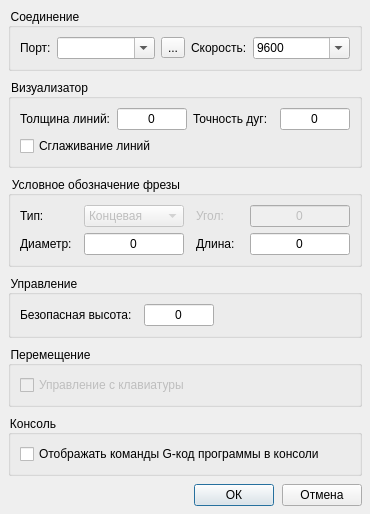
This is frmsettings.ui in Denvi/Candle as Qt 5 draws it before an edit. The edited form follows.
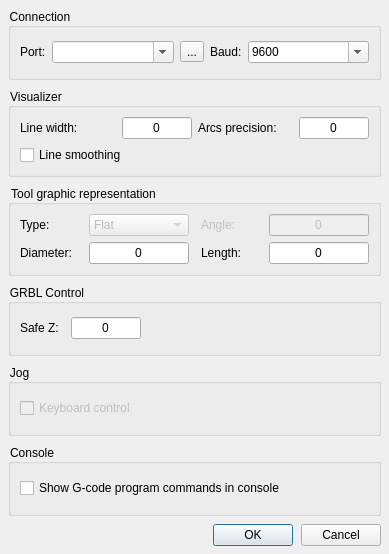
This is the edited form. Icons and pictures are not drawn.

What changed in the file:
```diff
--- a/frmsettings.ui
+++ b/frmsettings.ui
@@ -6,8 +6,8 @@
    <rect>
     <x>0</x>
     <y>0</y>
-    <width>370</width>
-    <height>467</height>
+    <width>389</width>
+    <height>554</height>
    </rect>
   </property>
   <property name="sizePolicy">
@@ -46,7 +46,7 @@
    <item>
     <widget class="QGroupBox" name="groupBox">
      <property name="title">
-      <string>Соединение</string>
+      <string>Connection</string>
      </property>
      <layout class="QVBoxLayout" name="verticalLayout">
       <item>
@@ -54,7 +54,7 @@
         <item>
          <widget class="QLabel" name="label">
           <property name="text">
-           <string>Порт:</string>
+           <string>Port:</string>
           </property>
          </widget>
         </item>
@@ -79,7 +79,7 @@
         <item>
          <widget class="QLabel" name="label_2">
           <property name="text">
-           <string>Скорость:</string>
+           <string>Baud:</string>
           </property>
          </widget>
         </item>
@@ -131,7 +131,7 @@
    <item>
     <widget class="QGroupBox" name="groupBox_5">
      <property name="title">
-      <string>Визуализатор</string>
+      <string>Visualizer</string>
      </property>
      <layout class="QVBoxLayout" name="verticalLayout_5">
       <item>
@@ -139,7 +139,7 @@
         <item>
          <widget class="QLabel" name="label_5">
           <property name="text">
-           <string>Толщина линий:</string>
+           <string>Line width:</string>
           </property>
          </widget>
         </item>
@@ -165,7 +165,7 @@
         <item>
          <widget class="QLabel" name="label_6">
           <property name="text">
-           <string>Точность дуг:</string>
+           <string>Arcs precision:</string>
           </property>
          </widget>
         </item>
@@ -195,7 +195,7 @@
       <item>
        <widget class="QCheckBox" name="chkAntialiasing">
         <property name="text">
-         <string>Сглаживание линий</string>
+         <string>Line smoothing</string>
         </property>
        </widget>
       </item>
@@ -205,7 +205,7 @@
    <item>
     <widget class="QGroupBox" name="groupBox_4">
      <property name="title">
-      <string>Условное обозначение фрезы</string>
+      <string>Tool graphic representation</string>
      </property>
      <layout class="QGridLayout" name="gridLayout">
       <property name="horizontalSpacing">
@@ -234,14 +234,14 @@
       <item row="0" column="0">
        <widget class="QLabel" name="label_3">
         <property name="text">
-         <string>Тип:</string>
+         <string>Type:</string>
         </property>
        </widget>
       </item>
       <item row="1" column="0">
        <widget class="QLabel" name="label_4">
         <property name="text">
-         <string>Диаметр:</string>
+         <string>Diameter:</string>
         </property>
        </widget>
       </item>
@@ -250,9 +250,15 @@
         <property name="enabled">
          <bool>false</bool>
         </property>
+        <property name="maximumSize">
+         <size>
+          <width>100</width>
+          <height>16777215</height>
+         </size>
+        </property>
         <item>
          <property name="text">
-          <string>Концевая</string>
+          <string>Flat</string>
          </property>
         </item>
         <item>
@@ -268,7 +274,7 @@
          <bool>false</bool>
         </property>
         <property name="text">
-         <string>Угол:</string>
+         <string>Angle:</string>
         </property>
        </widget>
       </item>
@@ -295,7 +301,7 @@
       <item row="1" column="4">
        <widget class="QLabel" name="lblToolLength">
         <property name="text">
-         <string>Длина:</string>
+         <string>Length:</string>
         </property>
        </widget>
       </item>
@@ -324,7 +330,7 @@
    <item>
     <widget class="QGroupBox" name="groupBox_6">
      <property name="title">
-      <string>Управление</string>
+      <string>GRBL Control</string>
      </property>
      <layout class="QVBoxLayout" name="verticalLayout_6">
       <item>
@@ -335,7 +341,7 @@
         <item>
          <widget class="QLabel" name="label_9">
           <property name="text">
-           <string>Безопасная высота:</string>
+           <string>Safe Z:</string>
           </property>
          </widget>
         </item>
@@ -379,7 +385,7 @@
    <item>
     <widget class="QGroupBox" name="groupBox_2">
      <property name="title">
-      <string>Перемещение</string>
+      <string>Jog</string>
      </property>
      <layout class="QVBoxLayout" name="verticalLayout_2">
       <item>
@@ -388,7 +394,7 @@
          <bool>false</bool>
         </property>
         <property name="text">
-         <string>Управление с клавиатуры</string>
+         <string>Keyboard control</string>
         </property>
        </widget>
       </item>
@@ -398,7 +404,7 @@
    <item>
     <widget class="QGroupBox" name="groupBox_3">
      <property name="title">
-      <string>Консоль</string>
+      <string>Console</string>
      </property>
      <layout class="QVBoxLayout" name="verticalLayout_3">
       <item>
@@ -410,7 +416,7 @@
          </sizepolicy>
         </property>
         <property name="text">
-         <string>Отображать команды G-код программы в консоли</string>
+         <string>Show G-code program commands in console</string>
         </property>
        </widget>
       </item>
@@ -435,14 +441,14 @@
      <item>
       <widget class="QPushButton" name="cmdOK">
        <property name="text">
-        <string>ОК</string>
+        <string>OK</string>
        </property>
       </widget>
      </item>
      <item>
       <widget class="QPushButton" name="cmdCancel">
        <property name="text">
-        <string>Отмена</string>
+        <string>Cancel</string>
        </property>
       </widget>
      </item>
```
Left out of the diff: 23 changed lines with no effect on the pictures.
